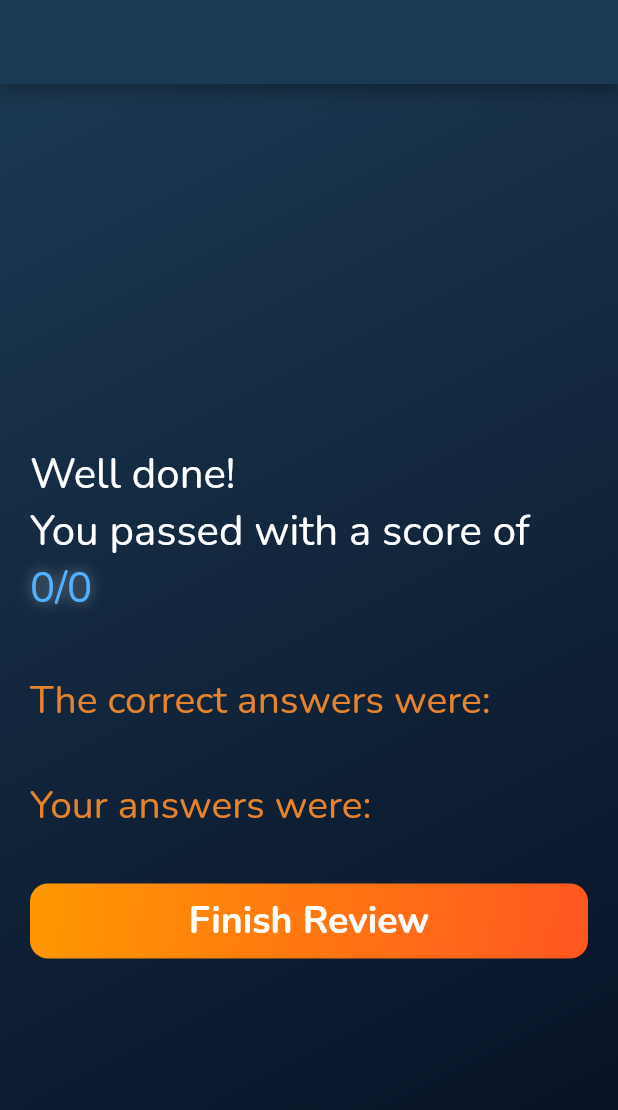
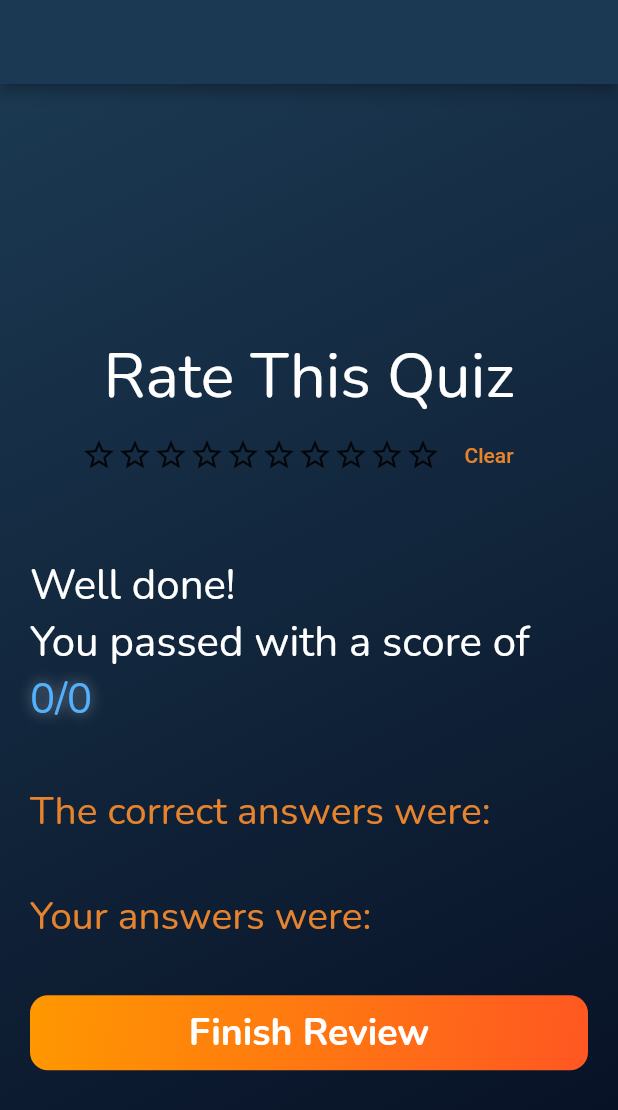
Before and after one commit to kaglet/kwiz_app, a Flutter app: the QuizScore screen opened directly with empty values, on a phone screen of 412 x 824 dp. Shown: the top 1110 px of the screen. Run offline on Flutter 3.47's test engine with Material 2 defaults, Android fonts, the phone set to English and light mode, and no system bars; our stand-ins replace cloud_firestore, firebase_auth, firebase_core, flutter_spinkit; missing offline and left inert: fake_cloud_firestore, mockito; accounts and stored records are empty.

Commit message:
added rating functionality to quiz_score screen

```diff
--- /dev/null
+++ b/lib/classes/rating_ui.dart
@@ -0,0 +1,62 @@
+import 'package:flutter/material.dart';
+
+class RatingUI extends StatefulWidget {
+  final int maximumRating = 10;
+  final Function(int) onRatingSelected;
+
+  RatingUI(this.onRatingSelected);
+
+  @override
+  _RatingUI createState() => _RatingUI();
+}
+
+class _RatingUI extends State<RatingUI> {
+  int _currentRating = 0;
+
+  Widget _buildRatingStar(int index) {
+    if (index < _currentRating) {
+      return Icon(Icons.star, color: Colors.orange);
+    } else {
+      return Icon(Icons.star_border_outlined);
+    }
+  }
+
+  Widget _buildBody() {
+    final stars = List<Widget>.generate(this.widget.maximumRating, (index) {
+      return GestureDetector(
+        child: _buildRatingStar(index),
+        onTap: () {
+          setState(() {
+            _currentRating = index + 1;
+          });
+
+          this.widget.onRatingSelected(_currentRating);
+        },
+      );
+    });
+
+    return Row(
+      mainAxisAlignment: MainAxisAlignment.center,
+      children: [
+        Row(
+          children: stars,
+        ),
+        TextButton(
+          child: Text("Clear",
+              style: TextStyle(color: Color.fromARGB(255, 230, 131, 44))),
+          onPressed: () {
+            setState(() {
+              _currentRating = 0;
+            });
+            this.widget.onRatingSelected(_currentRating);
+          },
+        )
+      ],
+    );
+  }
+
+  @override
+  Widget build(BuildContext context) {
+    return _buildBody();
+  }
+}
--- a/lib/models/pastAttempt.dart
+++ b/lib/models/pastAttempt.dart
@@ -7,12 +7,13 @@ class PastAttempt {
   final String pastAttemptQuizDescription;
   final String pastAttemptQuizDateCreated;
   final int pastAttemptQuizMark;
+
 //List of the Marks and dates(indexs match eachother.. index 0 of pastAttemptQuizMarks is the mark of the quiz taken on index 0 of pastAttemptQuizDatesTaken)
   late final List<int> pastAttemptQuizMarks;
   late final List<String> pastAttemptQuizDatesAttempted;
 
-  PastAttempt(
-      {required this.quizID,
+  PastAttempt({
+    required this.quizID,
     required this.pastAttemptQuizAuthor,
     required this.pastAttemptQuizName,
     required this.pastAttemptQuizCategory,
@@ -20,5 +21,6 @@ class PastAttempt {
     required this.pastAttemptQuizDateCreated,
     required this.pastAttemptQuizMark,
     required this.pastAttemptQuizMarks,
-      required this.pastAttemptQuizDatesAttempted});
+    required this.pastAttemptQuizDatesAttempted,
+  });
 }
--- /dev/null
+++ b/lib/models/rating.dart
@@ -0,0 +1,7 @@
+class Rating {
+//Used so you can naviagte to the quiz from viewing bookmarks
+  final String? quizID;
+  final int rating;
+
+  Rating({required this.quizID, required this.rating});
+}
--- a/lib/models/user.dart
+++ b/lib/models/user.dart
@@ -1,3 +1,4 @@
+import '../models/rating.dart';
 import '../models/bookmarks.dart';
 import '../models/pastAttempt.dart';
 
@@ -14,12 +15,14 @@ class UserData {
   final String lastName;
   late final List<Bookmarks> bookmarkedQuizzes;
   late final List<PastAttempt> pastAttemptQuizzes;
+  late final List<Rating> ratings;
 
-  UserData(
-      {required this.uID,
-      required this.userName,
-      required this.firstName,
-      required this.lastName,
-      required this.bookmarkedQuizzes,
-      required this.pastAttemptQuizzes});
+  UserData({
+    required this.uID,
+    required this.userName,
+    required this.firstName,
+    required this.lastName,
+    required this.bookmarkedQuizzes,
+    required this.pastAttemptQuizzes,
+  });
 }
--- a/lib/pages/quiz_score.dart
+++ b/lib/pages/quiz_score.dart
@@ -1,12 +1,14 @@
 //import 'dart:ffi';
 // coverage:ignore-start
 import 'package:flutter/material.dart';
+import 'package:kwiz_v2/classes/rating_ui.dart';
 import 'package:kwiz_v2/models/pastAttempt.dart';
 import 'package:kwiz_v2/pages/home.dart';
 import 'package:kwiz_v2/shared/loading.dart';
 import '../services/database.dart';
 import '../models/quizzes.dart';
 import 'package:kwiz_v2/models/user.dart';
+import '../models/rating.dart';
 
 class QuizScore extends StatefulWidget {
   //This global variable will be passed onto the take_quiz screen
@@ -27,9 +29,12 @@ class QuizScore extends StatefulWidget {
 }
 
 class QuizScoreState extends State<QuizScore> {
+  late bool ratingAlreadyExists;
+  late int _rating = -1;
   late UserData userData;
   late String quizID = widget.chosenQuiz!.quizID;
   bool isfirstAttempt = true;
+  bool isFirstRating = true;
   late int score = widget.score;
   late double quizPassScore = quizMaxScore / 2.floor();
   late List userAnswers = widget.userAnswers;
@@ -41,6 +46,42 @@ class QuizScoreState extends State<QuizScore> {
   bool _isLoading = true;
   DatabaseService service =
       DatabaseService(); //This database service allows me to use all the functions in the database.dart file
+
+  Future<void> createRating() async {
+    setState(() {
+      _isLoading = true;
+    });
+    if (_rating >= 0) {
+      await service.createRating(
+        userID: userID,
+        quizID: widget.chosenQuiz?.quizID,
+        rating: _rating,
+      );
+    }
+    ;
+    setState(() {
+      _isLoading = false;
+    });
+    Navigator.popUntil(context, (route) => route.isFirst);
+  }
+
+  Future<void> updateRating() async {
+    setState(() {
+      _isLoading = true;
+    });
+    if (_rating >= 0) {
+      await service.updateRating(
+        userID: userID,
+        quizID: widget.chosenQuiz?.quizID,
+        rating: _rating,
+      );
+    }
+    ;
+    setState(() {
+      _isLoading = false;
+    });
+    Navigator.popUntil(context, (route) => route.isFirst);
+  }
 
   Future<void> createAttempt() async {
     setState(() {
@@ -87,6 +128,8 @@ class QuizScoreState extends State<QuizScore> {
     details = await service.getQuizAndQuestions(quizID: quizID);
     title = details!.quizName;
     userData = (await service.getUserAndPastAttempts(userID: widget.user.uid))!;
+    ratingAlreadyExists = await service.ratingAlreadyExists(
+        userID: widget.user.uid, quizID: widget.chosenQuiz?.quizID);
 
     // for (int i = 0; i < quizMaxScore; i++) {
     //   answers.add(details.quizQuestions.elementAt(i).questionAnswer);
@@ -117,7 +160,6 @@ class QuizScoreState extends State<QuizScore> {
     final screenWidth = MediaQuery.of(context).size.width;
     final screenHeight = MediaQuery.of(context).size.height;
     return Scaffold(
-
       backgroundColor: Color.fromARGB(255, 27, 57, 82),
       resizeToAvoidBottomInset: false,
       appBar: _isLoading
@@ -155,7 +197,10 @@ class QuizScoreState extends State<QuizScore> {
                     ),
                   ),
                   child: Padding(
-                        padding: const EdgeInsets.only(right: 5, left: 5,),
+                    padding: const EdgeInsets.only(
+                      right: 5,
+                      left: 5,
+                    ),
                     child: Column(
                       mainAxisAlignment: MainAxisAlignment.spaceAround,
                       children: <Widget>[
@@ -171,6 +216,38 @@ class QuizScoreState extends State<QuizScore> {
                             child: Column(
                               crossAxisAlignment: CrossAxisAlignment.start,
                               children: [
+                                Center(
+                                  child: RichText(
+                                    textAlign: TextAlign.center,
+                                    text: const TextSpan(
+                                      text: "Rate This Quiz",
+                                      style: TextStyle(
+                                        fontFamily: 'Nunito',
+                                        fontSize: 42,
+                                        fontWeight: FontWeight.w400,
+                                        color: Colors.white,
+                                      ),
+                                    ),
+                                  ),
+                                ),
+                                Column(
+                                  mainAxisAlignment: MainAxisAlignment.center,
+                                  children: [
+                                    RatingUI((rating) {
+                                      setState(() {
+                                        _rating = rating;
+                                      });
+                                    }),
+                                    SizedBox(
+                                        height: 44,
+                                        child: (_rating != null &&
+                                                _rating != 0 &&
+                                                _rating != -1)
+                                            ? Text("Rate this $_rating stars",
+                                                style: TextStyle(fontSize: 18))
+                                            : SizedBox.shrink())
+                                  ],
+                                ),
                                 Padding(
                                   padding:
                                       const EdgeInsets.fromLTRB(0, 0, 0, 0),
@@ -197,18 +274,22 @@ class QuizScoreState extends State<QuizScore> {
                                             fontFamily: 'Nunito',
                                             fontSize: 28,
                                             fontWeight: FontWeight.w400,
-                                                color: score >= quizPassScore ? const Color.fromARGB(255, 82, 177, 255) : const Color.fromARGB(255, 230, 131, 44),
+                                            color: score >= quizPassScore
+                                                ? const Color.fromARGB(
+                                                    255, 82, 177, 255)
+                                                : const Color.fromARGB(
+                                                    255, 230, 131, 44),
                                             shadows: [
                                               Shadow(
                                                 blurRadius: 10.0,
-                                                    color: Colors.white.withOpacity(0.5),
+                                                color: Colors.white
+                                                    .withOpacity(0.5),
                                                 offset: const Offset(0.0, 0.0),
                                               ),
                                             ],
                                           ),
                                         ),
                                       ],
-
                                     ),
                                   ),
                                 ),
@@ -221,7 +302,7 @@ class QuizScoreState extends State<QuizScore> {
                                       fontFamily: 'Nunito',
                                       fontSize: 26,
                                       fontWeight: FontWeight.w400,
-                                          color:Color.fromARGB(255, 230, 131,44 ),
+                                      color: Color.fromARGB(255, 230, 131, 44),
                                     ),
                                     children: List.generate(
                                         widget.answers.length, (index) {
@@ -246,7 +327,7 @@ class QuizScoreState extends State<QuizScore> {
                                       fontFamily: 'Nunito',
                                       fontSize: 26,
                                       fontWeight: FontWeight.w400,
-                                          color:Color.fromARGB(255, 230, 131,44 ),
+                                      color: Color.fromARGB(255, 230, 131, 44),
                                     ),
                                     children: List.generate(userAnswers.length,
                                         (index) {
@@ -263,7 +344,6 @@ class QuizScoreState extends State<QuizScore> {
                                     }),
                                   ),
                                 ),
-
                                 SizedBox(
                                   width: double.infinity,
                                   height: 50,
@@ -313,6 +393,12 @@ class QuizScoreState extends State<QuizScore> {
                                           updateAttempt();
                                         }
 
+                                        if (ratingAlreadyExists) {
+                                          updateRating();
+                                        } else {
+                                          createRating();
+                                        }
+
                                         Navigator.push(
                                           context,
                                           MaterialPageRoute(
@@ -341,7 +427,6 @@ class QuizScoreState extends State<QuizScore> {
                 ),
               ),
             ),
-
     );
   }
 }
--- a/lib/services/mock_database.dart
+++ b/lib/services/mock_database.dart
@@ -240,7 +240,8 @@ class MockDataService extends Mock implements DatabaseService {
         pastAttemptQuizDateCreated: docSnapshot['pastAttemptQuizDateCreated'],
         pastAttemptQuizMark: docSnapshot['pastAttemptQuizMark'],
         pastAttemptQuizMarks: pastAttemptQuizMarks,
-          pastAttemptQuizDatesAttempted: pastAttemptQuizDatesAttempted);
+        pastAttemptQuizDatesAttempted: pastAttemptQuizDatesAttempted,
+      );
       pastAttempts.add(pastAttempt);
     }
 
```
Also changed, not shown: lib/pages/add_quiz_about.dart (+7 -6 lines), lib/pages/authenticate/register.dart (+7 -6 lines), lib/pages/home.dart (+7 -6 lines), lib/pages/profile.dart (+7 -6 lines), lib/services/database.dart (+31 -6 lines). Lines whose indentation alone changed are shown as unchanged.
